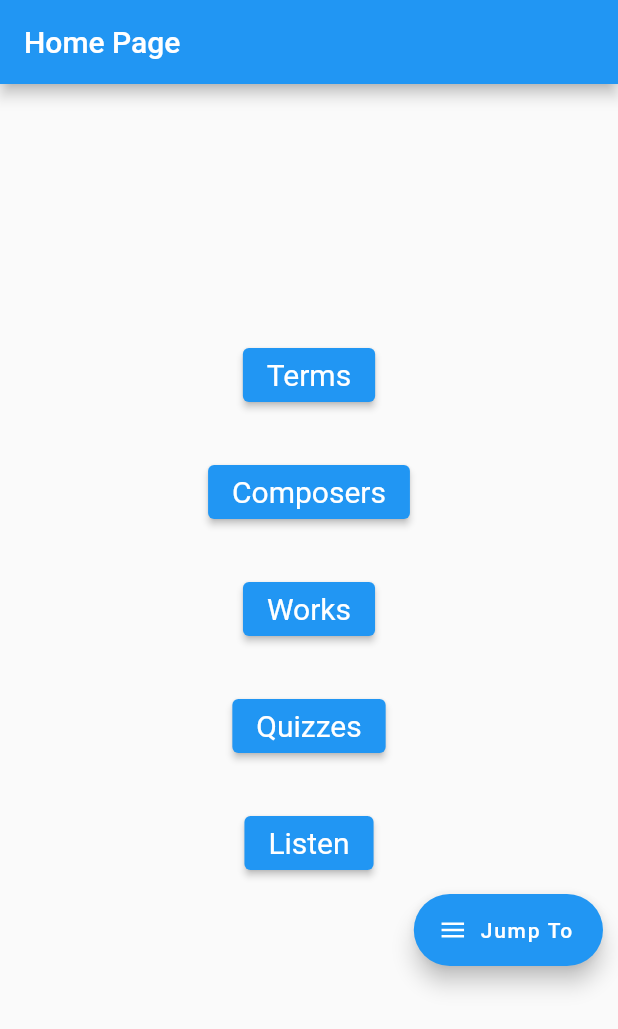
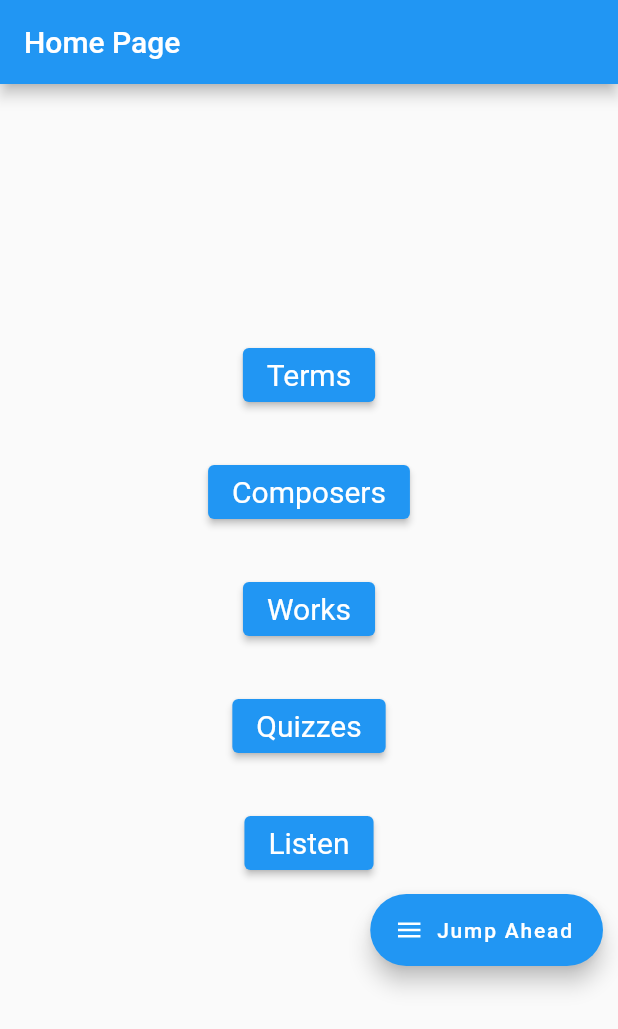
Before and after one commit to Alex-Laney/JuniorDesign2329, a Flutter app: the screen it shows after launch, on a phone screen of 412 x 824 dp. Shown: the top 1029 px of the screen. Run offline on Flutter 3.47's test engine with Material 2 defaults, Android fonts, the phone set to English and light mode, and no system bars; drawn by our look-alikes of flutter_speed_dial.

Commit message:
Change text to match Figma

```diff
--- a/lib/main.dart
+++ b/lib/main.dart
@@ -41,7 +41,7 @@ class MainScreen extends StatelessWidget {
       return SpeedDial(
         animatedIcon: AnimatedIcons.menu_close,
         animatedIconTheme: const IconThemeData(size: 20.0),
-        label: const Text('Jump To'),
+        label: const Text('Jump Ahead'),
         children: [
           SpeedDialChild(
             child: const Icon(Icons.book, color: Colors.black),
```
